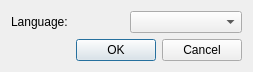
Qt form qhangups/qhangupssettings.ui (xmikos/qhangups) before a commit.
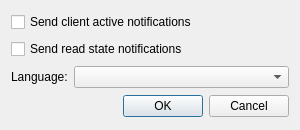
The same form after that commit.

Commit message: Implement sending client activity and conversation read state (watermark)

The edit to the form file:
```diff
--- a/qhangups/qhangupssettings.ui
+++ b/qhangups/qhangupssettings.ui
@@ -6,25 +6,39 @@
    <rect>
     <x>0</x>
     <y>0</y>
-    <width>253</width>
-    <height>61</height>
+    <width>300</width>
+    <height>130</height>
    </rect>
   </property>
   <property name="windowTitle">
    <string>QHangups - Settings</string>
   </property>
   <layout class="QGridLayout" name="gridLayout">
-   <item row="0" column="0">
+   <item row="0" column="0" colspan="2">
+    <widget class="QCheckBox" name="sendClientActiveCheckBox">
+     <property name="text">
+      <string>Send client active notifications</string>
+     </property>
+    </widget>
+   </item>
+   <item row="1" column="0" colspan="2">
+    <widget class="QCheckBox" name="sendReadStateCheckBox">
+     <property name="text">
+      <string>Send read state notifications</string>
+     </property>
+    </widget>
+   </item>
+   <item row="2" column="0">
     <widget class="QLabel" name="label">
      <property name="text">
       <string>Language:</string>
      </property>
     </widget>
    </item>
-   <item row="0" column="1">
+   <item row="2" column="1">
     <widget class="QComboBox" name="languageComboBox"/>
    </item>
-   <item row="1" column="0" colspan="2">
+   <item row="3" column="1">
     <widget class="QDialogButtonBox" name="buttonBox">
      <property name="orientation">
       <enum>Qt::Horizontal</enum>
```
The commit also changes 9 other files.
